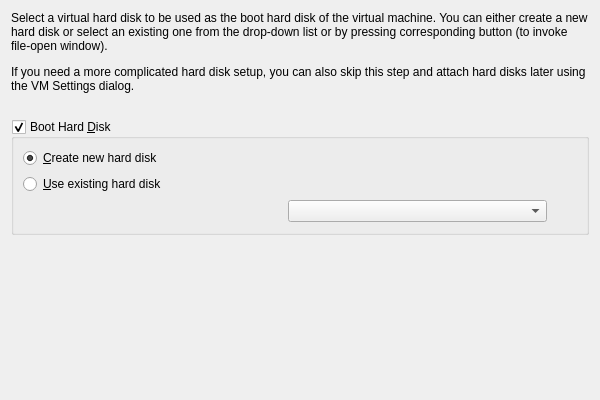
The window that vbox/src/VBox/Frontends/VirtualBox/src/wizards/newvm/UINewVMWzdPage4.ui (jljuxgm/vboxgit) describes before a commit, drawn with Qt 5.
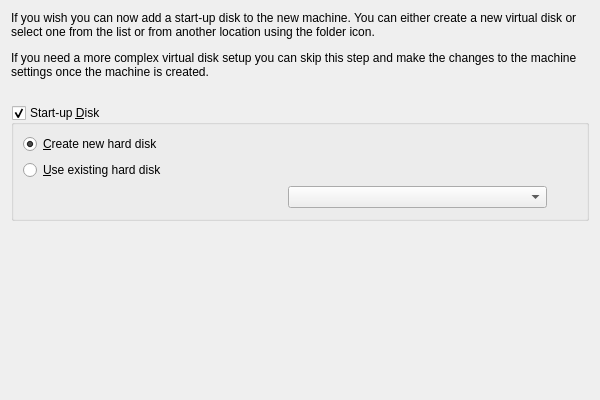
The same window after the commit. Custom widgets are drawn as their Qt base class.

```diff
--- a/vbox/src/VBox/Frontends/VirtualBox/src/wizards/newvm/UINewVMWzdPage4.ui
+++ b/vbox/src/VBox/Frontends/VirtualBox/src/wizards/newvm/UINewVMWzdPage4.ui
@@ -42,7 +42,7 @@
    <item>
     <widget class="QILabel" name="m_pPage4Text1">
      <property name="text">
-      <string>&lt;p&gt;Select a virtual hard disk to be used as the boot hard disk of the virtual machine. You can either create a new hard disk or select an existing one from the drop-down list or by pressing corresponding button (to invoke file-open window).&lt;/p&gt;&lt;p&gt;If you need a more complicated hard disk setup, you can also skip this step and attach hard disks later using the VM Settings dialog.&lt;/p&gt;</string>
+      <string>&lt;p&gt;If you wish you can now add a start-up disk to the new machine. You can either create a new virtual disk or select one from the list or from another location using the folder icon.&lt;/p&gt;&lt;p&gt;If you need a more complex virtual disk setup you can skip this step and make the changes to the machine settings once the machine is created.&lt;/p&gt;</string>
      </property>
      <property name="wordWrap">
       <bool>true</bool>
@@ -59,7 +59,7 @@
    <item>
     <widget class="QGroupBox" name="m_pBootHDCnt">
      <property name="title">
-      <string>Boot Hard &amp;Disk</string>
+      <string>Start-up &amp;Disk</string>
      </property>
      <property name="checkable">
       <bool>true</bool>
```
